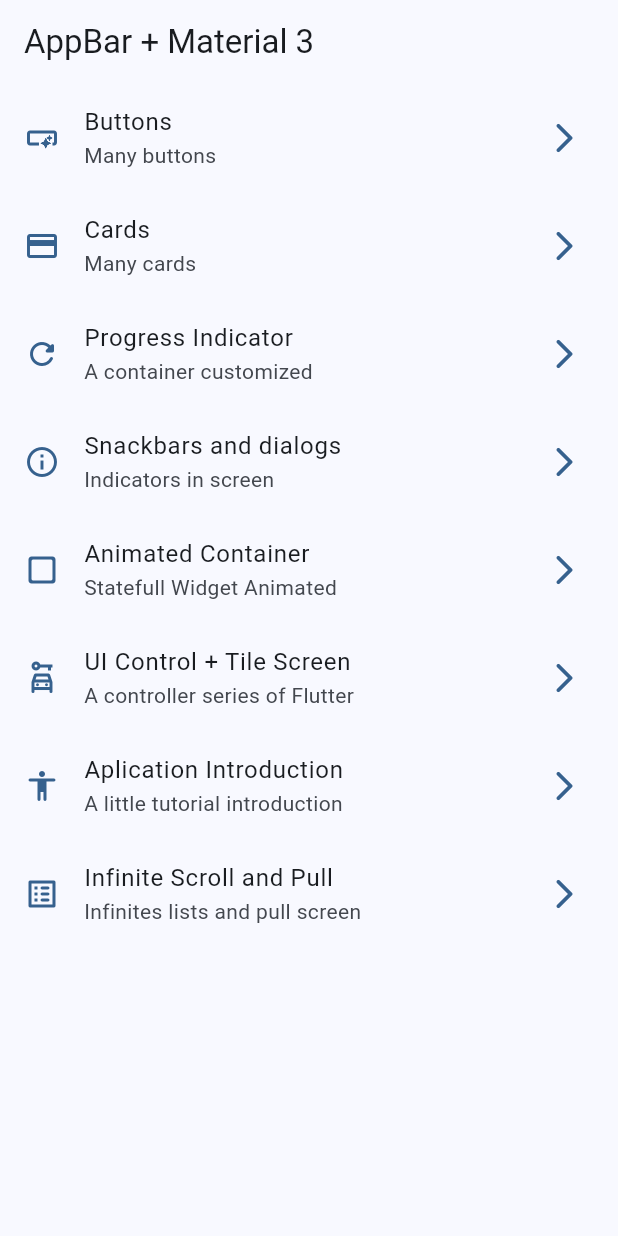
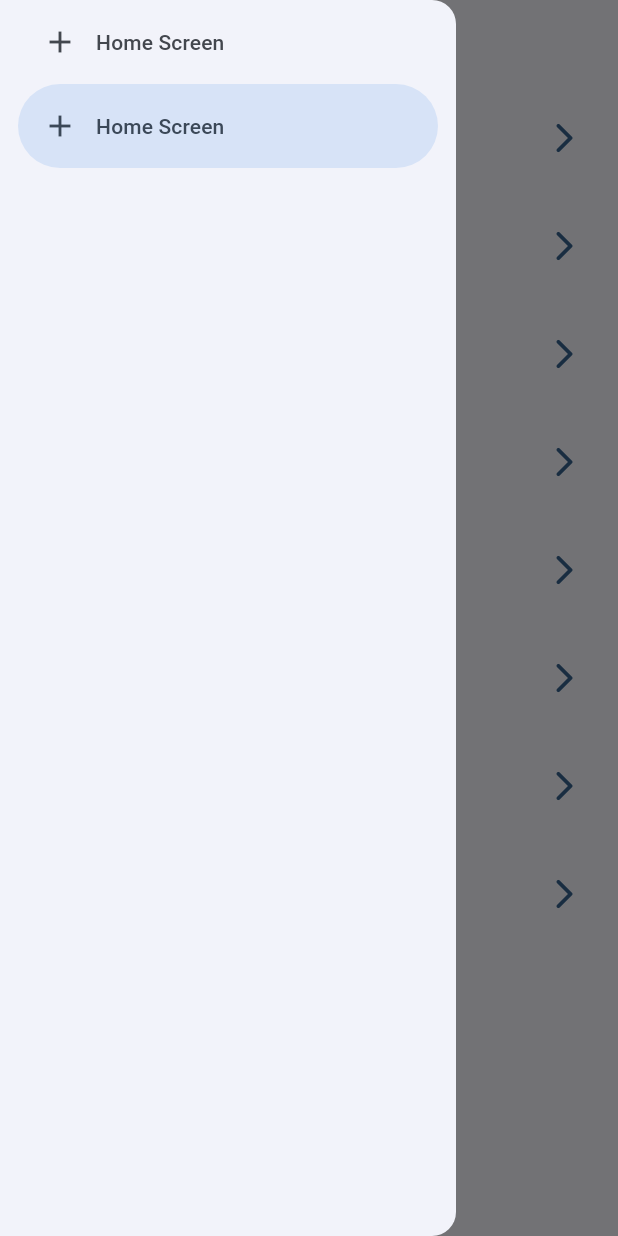
Before and after one commit to Max-500/widgets-app-flutter, a Flutter app: the screen it shows after launch, with the side drawer open (before the commit the screen has no drawer), on a phone screen of 412 x 824 dp. Run offline on Flutter 3.47's test engine with Material 3 defaults, Android fonts, the phone set to English and light mode, and no system bars; our stand-ins replace animate_do, go_router.

Commit message:
Nevigation Drawer Beta

```diff
--- a/lib/presentation/screens/home/home_screenn.dart
+++ b/lib/presentation/screens/home/home_screenn.dart
@@ -1,6 +1,7 @@
 import 'package:flutter/material.dart';
 import 'package:go_router/go_router.dart';
 import 'package:widgets_app/config/menu-items/menu_items.dart';
+import 'package:widgets_app/presentation/widgets/drawers/side_menu.dart';
 
 class HomeScreen extends StatelessWidget {
   static const String name = 'home_screen';
@@ -14,6 +15,7 @@ class HomeScreen extends StatelessWidget {
         title: const Text('AppBar + Material 3'),
       ),
       body: const _HomeView(),
+      drawer: const SideMenu()
     );
   }
 }
--- /dev/null
+++ b/lib/presentation/widgets/drawers/side_menu.dart
@@ -0,0 +1,27 @@
+import 'package:flutter/material.dart';
+
+class SideMenu extends StatefulWidget {
+  const SideMenu({super.key});
+
+  @override
+  State<SideMenu> createState() => _SideMenuState();
+}
+
+class _SideMenuState extends State<SideMenu> {
+  int navDrawerIndex = 0;
+
+  @override
+  Widget build(BuildContext context) {
+    return NavigationDrawer(
+      selectedIndex: navDrawerIndex + 1,
+      onDestinationSelected: (value) {
+        navDrawerIndex = value;
+        setState(() {});
+      },
+      children: const [
+        NavigationDrawerDestination(icon: Icon(Icons.add), label: Text('Home Screen')),
+        NavigationDrawerDestination(icon: Icon(Icons.add), label: Text('Home Screen'))
+      ],
+    );
+  }
+}
```
